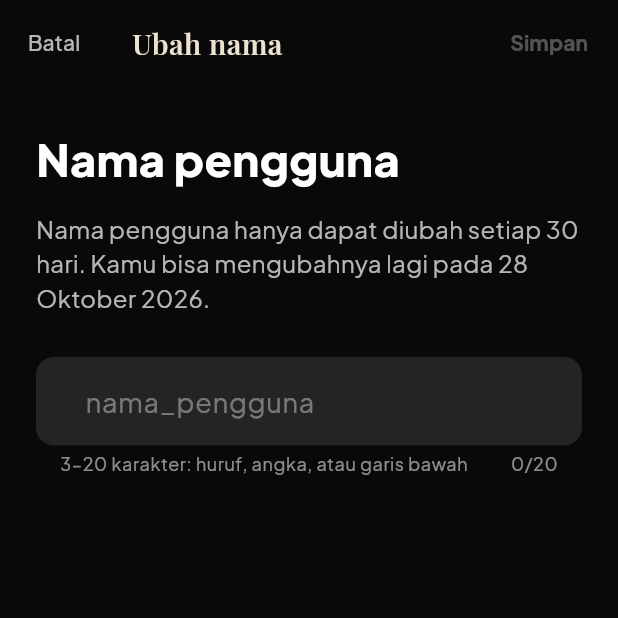
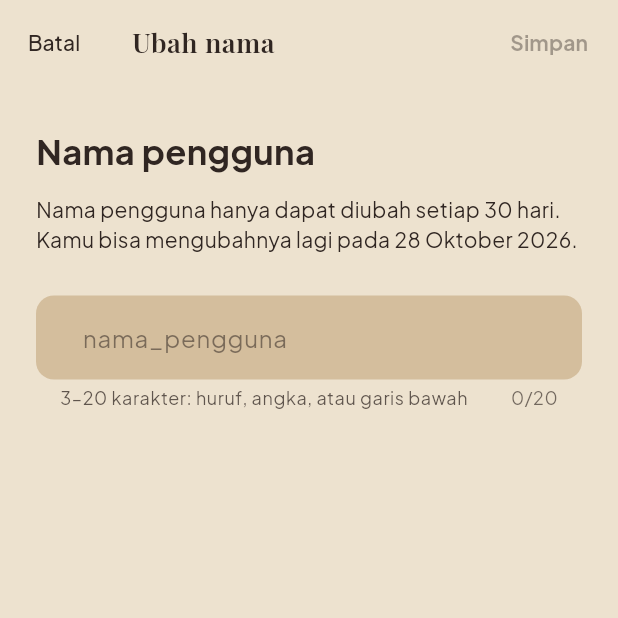
Before and after one commit to karinarinv/TA-Mobile-Teori, a Flutter app: the _ChangeUsernamePage screen opened directly with empty values, on a phone screen of 412 x 824 dp, the top half of it. Run offline on Flutter 3.47's test engine with Material 3 defaults, Android fonts, the phone set to English and light mode, and no system bars; our stand-ins replace flutter_local_notifications, flutter_map, geolocator, google_fonts, image_picker, latlong2 and 5 more; missing offline and left inert: web3dart; accounts and stored records are empty.

Commit message:
update : ganti usn

```diff
--- a/lib/screens/profile_page.dart
+++ b/lib/screens/profile_page.dart
@@ -1136,19 +1136,23 @@ class _ChangeUsernamePageState extends State<_ChangeUsernamePage> {
   @override
   Widget build(BuildContext context) {
     final locked = widget.availableAt != null;
-    const accent = Color(0xFFB52F50);
+    const background = Color(0xFFEDE2CF);
+    const fieldBackground = Color(0xFFD4BE9D);
+    const walnut = Color(0xFF302622);
+    const oxblood = Color(0xFF67343A);
     return Scaffold(
-      backgroundColor: const Color(0xFF090909),
+      backgroundColor: background,
       appBar: AppBar(
-        backgroundColor: const Color(0xFF090909),
-        foregroundColor: Colors.white,
-        title: const Text('Ubah nama', style: TextStyle(fontWeight: FontWeight.w600)),
-        leading: TextButton(onPressed: () => Navigator.pop(context), child: const Text('Batal', style: TextStyle(color: Colors.white70))),
+        backgroundColor: background,
+        foregroundColor: walnut,
+        elevation: 0,
+        title: const Text('Ubah nama', style: TextStyle(color: walnut, fontSize: 18, fontWeight: FontWeight.w600)),
+        leading: TextButton(onPressed: () => Navigator.pop(context), child: const Text('Batal', style: TextStyle(color: walnut, fontSize: 14))),
         leadingWidth: 72,
         actions: [
           TextButton(
             onPressed: locked ? null : () => Navigator.pop(context, _controller.text.trim()),
-            child: Text('Simpan', style: TextStyle(color: locked ? Colors.white30 : accent, fontWeight: FontWeight.bold)),
+            child: Text('Simpan', style: TextStyle(color: locked ? walnut.withValues(alpha: 0.4) : oxblood, fontSize: 14, fontWeight: FontWeight.bold)),
           ),
           const SizedBox(width: 8),
         ],
@@ -1158,13 +1162,13 @@ class _ChangeUsernamePageState extends State<_ChangeUsernamePage> {
         child: Padding(
           padding: const EdgeInsets.fromLTRB(24, 28, 24, 24),
           child: Column(crossAxisAlignment: CrossAxisAlignment.start, children: [
-            const Text('Nama pengguna', style: TextStyle(color: Colors.white, fontSize: 30, fontWeight: FontWeight.w800)),
-            const SizedBox(height: 14),
+            const Text('Nama pengguna', style: TextStyle(color: walnut, fontSize: 23, fontWeight: FontWeight.w700)),
+            const SizedBox(height: 12),
             Text(
               locked
                   ? 'Nama pengguna hanya dapat diubah setiap 30 hari. Kamu bisa mengubahnya lagi pada ${DateFormat('dd MMMM yyyy', 'id_ID').format(widget.availableAt!)}.'
                   : 'Pilih nama pengguna yang mudah dikenali. Nama pengguna hanya dapat diubah setiap 30 hari.',
-              style: const TextStyle(color: Colors.white70, fontSize: 16, height: 1.45),
+              style: const TextStyle(color: walnut, fontSize: 14, height: 1.45),
             ),
             const SizedBox(height: 28),
             TextField(
@@ -1174,17 +1178,17 @@ class _ChangeUsernamePageState extends State<_ChangeUsernamePage> {
               enabled: !locked,
               maxLength: 20,
               textCapitalization: TextCapitalization.none,
-              style: const TextStyle(color: Colors.white, fontSize: 18),
+              style: const TextStyle(color: walnut, fontSize: 16),
               decoration: InputDecoration(
-                prefixText: '@', prefixStyle: const TextStyle(color: Colors.white70, fontSize: 18),
-                counterStyle: const TextStyle(color: Colors.white54),
-                filled: true, fillColor: const Color(0xFF242424),
-                hintText: 'nama_pengguna', hintStyle: const TextStyle(color: Colors.white38),
+                prefixText: '@', prefixStyle: const TextStyle(color: walnut, fontSize: 16),
+                counterStyle: TextStyle(color: walnut.withValues(alpha: 0.65)),
+                filled: true, fillColor: fieldBackground,
+                hintText: 'nama_pengguna', hintStyle: TextStyle(color: walnut.withValues(alpha: 0.55)),
                 helperText: '3–20 karakter: huruf, angka, atau garis bawah',
-                helperStyle: const TextStyle(color: Colors.white54),
+                helperStyle: TextStyle(color: walnut.withValues(alpha: 0.75), fontSize: 12),
                 border: OutlineInputBorder(borderRadius: BorderRadius.circular(12), borderSide: BorderSide.none),
                 enabledBorder: OutlineInputBorder(borderRadius: BorderRadius.circular(12), borderSide: BorderSide.none),
-                focusedBorder: OutlineInputBorder(borderRadius: BorderRadius.circular(12), borderSide: const BorderSide(color: accent)),
+                focusedBorder: OutlineInputBorder(borderRadius: BorderRadius.circular(12), borderSide: const BorderSide(color: oxblood, width: 1.5)),
               ),
             ),
           ]),
```
